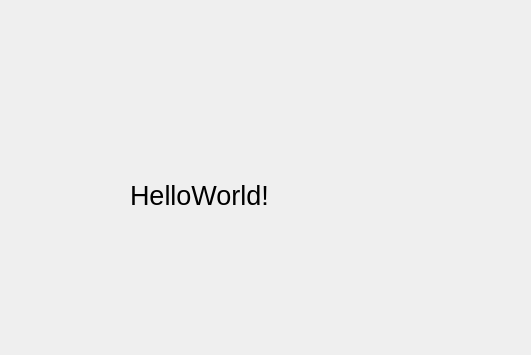
Above: loginwindow.ui from huiliyi-lmf/StudentScoreManagement before the change; both pictures show x 0 to 531 and y 0 to 355 of the 800 by 600 pixel window. Below: the same form after it.
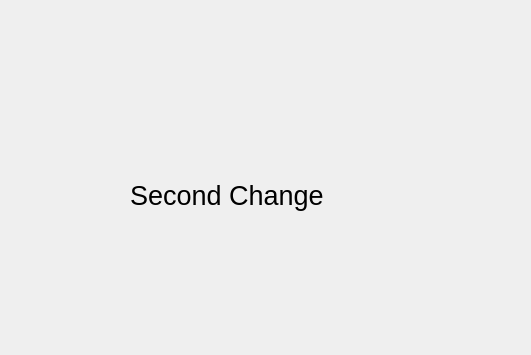
That is the form after the change.

What changed in the file:
```diff
--- a/loginwindow.ui
+++ b/loginwindow.ui
@@ -28,7 +28,7 @@
     </font>
    </property>
    <property name="text">
-    <string>HelloWorld!</string>
+    <string>Second Change</string>
    </property>
   </widget>
  </widget>
```
